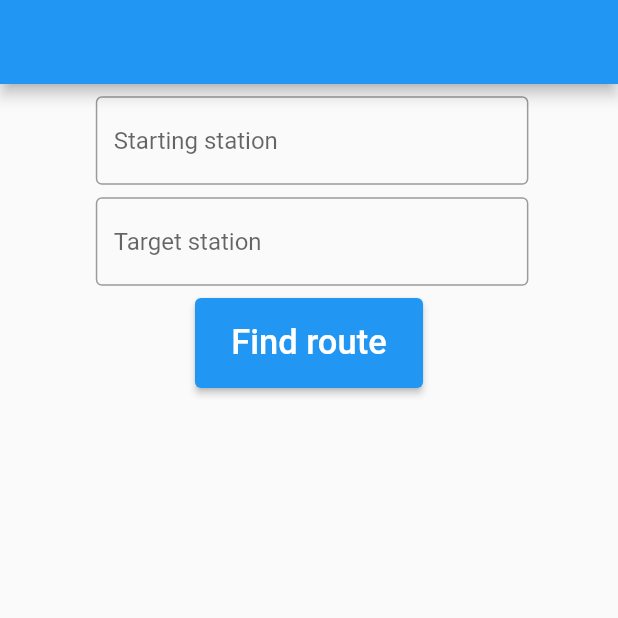
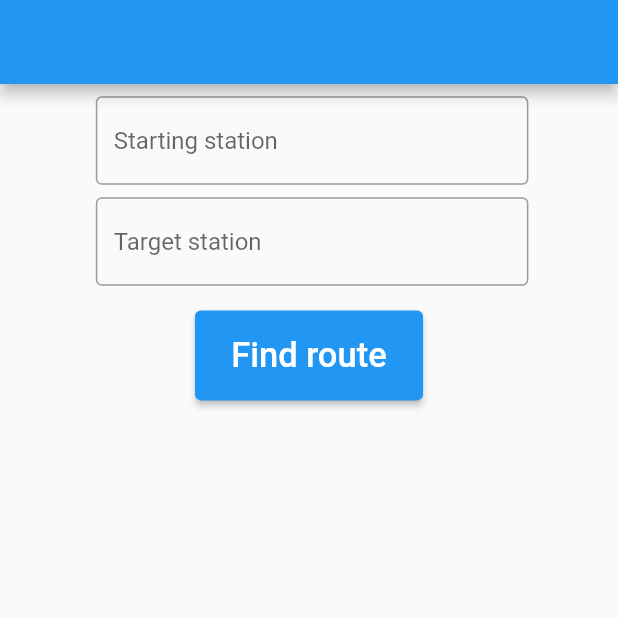
Before and after one commit to MatthewGree/TramfinderApp, a Flutter app: the HomePage screen opened directly with empty values, on a phone screen of 412 x 824 dp, the top half of it. Run offline on Flutter 3.47's test engine with Material 2 defaults, Android fonts, the phone set to English and light mode, and no system bars; drawn by our look-alikes of searchfield; our stand-ins replace either_dart; network calls fail.

Commit message:
all functionality working

```diff
--- a/lib/api/model/incoming/route.dart
+++ b/lib/api/model/incoming/route.dart
@@ -3,12 +3,12 @@ import 'connection.dart';
 import 'duration.dart';
 part 'route.g.dart';
 @JsonSerializable()
-class Route {
+class ConnectionRoute {
   final List<Connection> connections;
   final Duration duration;
 
-  const Route({required this.connections, required this.duration});
+  const ConnectionRoute({required this.connections, required this.duration});
 
-  factory Route.fromJson(Map<String, dynamic> json) => _$RouteFromJson(json);
+  factory ConnectionRoute.fromJson(Map<String, dynamic> json) => _$RouteFromJson(json);
   Map<String, dynamic> toJson() => _$RouteToJson(this);
 }
--- a/lib/api/model/incoming/time.dart
+++ b/lib/api/model/incoming/time.dart
@@ -1,3 +1,4 @@
+import 'package:intl/intl.dart';
 import 'package:json_annotation/json_annotation.dart';
 part 'time.g.dart';
 @JsonSerializable()
@@ -9,4 +10,9 @@ class Time {
 
   factory Time.fromJson(Map<String, dynamic> json) => _$TimeFromJson(json);
   Map<String, dynamic> toJson() => _$TimeToJson(this);
+
+  @override
+  String toString() {
+    return "$hour:${NumberFormat("00").format(minutes)}";
+  }
 }
--- a/lib/common/utils.dart
+++ b/lib/common/utils.dart
@@ -2,7 +2,7 @@ import 'dart:math';
 
 import 'package:flutter/material.dart';
 
-double responsivePaddingH(BuildContext context, double multiplier, {double min = 2.0}) =>
+double responsiveFromHeight(BuildContext context, double multiplier, {double min = 2.0}) =>
     max(MediaQuery.of(context).size.height * multiplier, min);
-double responsivePaddingW(BuildContext context, double multiplier, {double min = 2.0}) =>
+double responsiveFromWidth(BuildContext context, double multiplier, {double min = 2.0}) =>
     max(MediaQuery.of(context).size.width * multiplier, min);
--- a/lib/widgets/home_page.dart
+++ b/lib/widgets/home_page.dart
@@ -1,6 +1,8 @@
 import 'package:flutter/material.dart';
 import 'package:tramfinder_app/api/model/incoming/stop.dart';
 import 'package:tramfinder_app/common/utils.dart';
+
+import 'route_finder/route_finder.dart';
 import 'stop/stop_searcher.dart';
 
 class HomePage extends StatefulWidget {
@@ -25,10 +27,12 @@ class _HomePageState extends State<HomePage> {
       ),
       body: Column(
           mainAxisAlignment: MainAxisAlignment.start,
-          crossAxisAlignment: CrossAxisAlignment.center,
+          crossAxisAlignment: CrossAxisAlignment.start,
           children: [
-            Row(mainAxisAlignment: MainAxisAlignment.center, children: [
-              StopSearcher(
+            Row(mainAxisAlignment: MainAxisAlignment.center, crossAxisAlignment: CrossAxisAlignment.center, children: [
+              Padding(
+                padding: EdgeInsets.only(bottom: responsiveFromHeight(context, 0.01)),
+                child: StopSearcher(
                   stops: widget.stops,
                   startStopOnPick: (stop) => setState(() {
                     startStop = stop;
@@ -36,27 +40,17 @@ class _HomePageState extends State<HomePage> {
                   targetStopOnPick: (stop) => setState(() {
                     targetStop = stop;
                   }),
+                ),
               )
             ]),
-            Row(
+            Expanded(
+              child: Row(
                 mainAxisAlignment: MainAxisAlignment.center,
+                crossAxisAlignment: CrossAxisAlignment.center,
                 children: [
-                Padding(
-                  padding: EdgeInsets.symmetric(
-                      vertical: responsivePaddingH(context, 0.01)),
-                  child: ElevatedButton(
-                      onPressed: () => {},
-                      child: Padding(
-                        padding: EdgeInsets.symmetric(
-                            vertical: responsivePaddingH(context, 0.02),
-                            horizontal: responsivePaddingW(context, 0.02)),
-                        child: const Text(
-                          "Find route",
-                          style: TextStyle(fontSize: 23),
+                  Expanded(child: RouteFinder(startStop: startStop, targetStop: targetStop))
+                ],
               ),
-                      )),
-                )
-              ],
             )
           ]),
     );
--- /dev/null
+++ b/lib/widgets/route_finder/route_finder.dart
@@ -0,0 +1,115 @@
+import 'package:either_dart/either.dart';
+import 'package:flutter/material.dart';
+import 'package:tramfinder_app/api/api_interface.dart';
+import 'package:tramfinder_app/api/model/incoming/route.dart';
+import 'package:tramfinder_app/api/model/incoming/stop.dart';
+import 'package:tramfinder_app/common/utils.dart';
+import 'package:tramfinder_app/widgets/route_finder/connection_list_tile.dart';
+
+class _RouteFinderState extends State<RouteFinder> {
+  Future<Either<String, ConnectionRoute>>? foundRoute;
+
+  @override
+  Widget build(BuildContext context) {
+    ThemeData theme = Theme.of(context);
+    return Column(
+      mainAxisAlignment: MainAxisAlignment.start,
+      children: [
+        Row(
+            mainAxisAlignment: MainAxisAlignment.center,
+            children: [_findRouteButton(getRoute)]),
+        Expanded(
+          child: Row(children: [
+            FutureBuilder<Either<String, ConnectionRoute>>(
+              future: foundRoute,
+              builder: (context, snapshot) {
+                if (snapshot.hasData) {
+                  if (snapshot.requireData.isRight) {
+                    return Expanded(
+                        child: _connectionsList(
+                            snapshot.requireData.right, theme));
+                  } else {
+                    return Text(snapshot.requireData.left);
+                  }
+                } else if (snapshot.hasError) {
+                  return Text("${snapshot.error}");
+                }
+                return Visibility(
+                    visible: foundRoute != null,
+                    child: const CircularProgressIndicator());
+              },
+            )
+          ]),
+        )
+      ],
+    );
+  }
+
+  void getRoute() {
+    if (widget.targetStop != null && widget.startStop != null) {
+      setState(() {
+        foundRoute = ApiInterface.instance.fetchRoute(
+            widget.startStop!.id, widget.targetStop!.id, DateTime.now());
+      });
+    }
+  }
+
+  Widget _findRouteButton(void Function()? onPressed) {
+    return Padding(
+      padding:
+          EdgeInsets.symmetric(vertical: responsiveFromHeight(context, 0.01)),
+      child: ElevatedButton(
+          onPressed: onPressed,
+          child: Padding(
+            padding: EdgeInsets.symmetric(
+                vertical: responsiveFromHeight(context, 0.02),
+                horizontal: responsiveFromWidth(context, 0.02)),
+            child: const Text(
+              "Find route",
+              style: TextStyle(fontSize: 23),
+            ),
+          )),
+    );
+  }
+
+  Widget _connectionsList(ConnectionRoute route, ThemeData theme) {
+    return Column(
+      mainAxisAlignment: MainAxisAlignment.start,
+      crossAxisAlignment: CrossAxisAlignment.center,
+      children: [
+        Container(
+          color: theme.highlightColor,
+          child: Text(
+            "Duration of route: ${route.duration.hours}:${route.duration.minutes}, number of stops: ${route.connections.length}",
+            style: const TextStyle(fontSize: 18),
+          ),
+        ),
+        Divider(),
+        Expanded(
+          child: ListView.separated(
+            itemCount: route.connections.length,
+            itemBuilder: (BuildContext context, int index) {
+              return ConnectionListTile(connection: route.connections[index]);
+            },
+            separatorBuilder: (BuildContext context, int index) {
+              return const Icon(Icons.arrow_downward, size: 50.0);
+            },
+          ),
+        )
+      ],
+    );
+  }
+}
+
+class RouteFinder extends StatefulWidget {
+  final Stop? startStop;
+  final Stop? targetStop;
+
+  const RouteFinder(
+      {super.key, required this.startStop, required this.targetStop});
+
+  @override
+  State<StatefulWidget> createState() {
+    return _RouteFinderState();
+  }
+}
--- a/lib/widgets/stop/stop_search_field.dart
+++ b/lib/widgets/stop/stop_search_field.dart
@@ -9,12 +9,12 @@ class _StopSearchFieldState extends State<StopSearchField> {
   Widget build(BuildContext context) {
     return Padding(
       padding: EdgeInsets.only(
-          left: responsivePaddingW(context, 0.01),
-          top: responsivePaddingH(context, 0.01)
+          left: responsiveFromWidth(context, 0.01),
+          top: responsiveFromHeight(context, 0.01)
       ),
       child: Container(
         constraints: BoxConstraints(
-          maxWidth: MediaQuery.of(context).size.width * 0.7,
+          maxWidth: responsiveFromWidth(context, 0.7, min: 100),
           minWidth: 50
         ),
         child: _searchField(Theme.of(context)),
@@ -29,9 +29,10 @@ class _StopSearchFieldState extends State<StopSearchField> {
           .toList(),
       suggestionState: Suggestion.expand,
       textInputAction: TextInputAction.next,
+      suggestionAction: SuggestionAction.unfocus,
       hint: widget.hint,
       hasOverlay: true,
-      maxSuggestionsInViewPort: 3,
+      maxSuggestionsInViewPort: 5,
       searchInputDecoration: InputDecoration(
           focusedBorder: OutlineInputBorder(
               borderSide: BorderSide(color: theme.focusColor)),
--- a/lib/widgets/stop/stop_searcher.dart
+++ b/lib/widgets/stop/stop_searcher.dart
@@ -18,7 +18,7 @@ class StopSearcher extends StatelessWidget {
   @override
   Widget build(BuildContext context) {
     return Column(
-      children: <Widget>[
+      children: [
         Row(
           children: [
             StopSearchField(
--- a/pubspec.yaml
+++ b/pubspec.yaml
@@ -39,6 +39,7 @@ dependencies:
   json_annotation: ^4.7.0
   searchfield: ^0.7.2
   intl: ^0.17.0
+  either_dart: ^0.3.0
 
 
 dev_dependencies:
```
Also changed, not shown: lib/api/api_interface.dart (+36 -23 lines), lib/widgets/route/connection_list_tile.dart (deleted, +0 -43 lines), lib/widgets/route_finder/connection_list_tile.dart (added, +60 -0 lines), lib/api/model/incoming/route.g.dart, pubspec.lock. Lines whose indentation alone changed are shown as unchanged.
